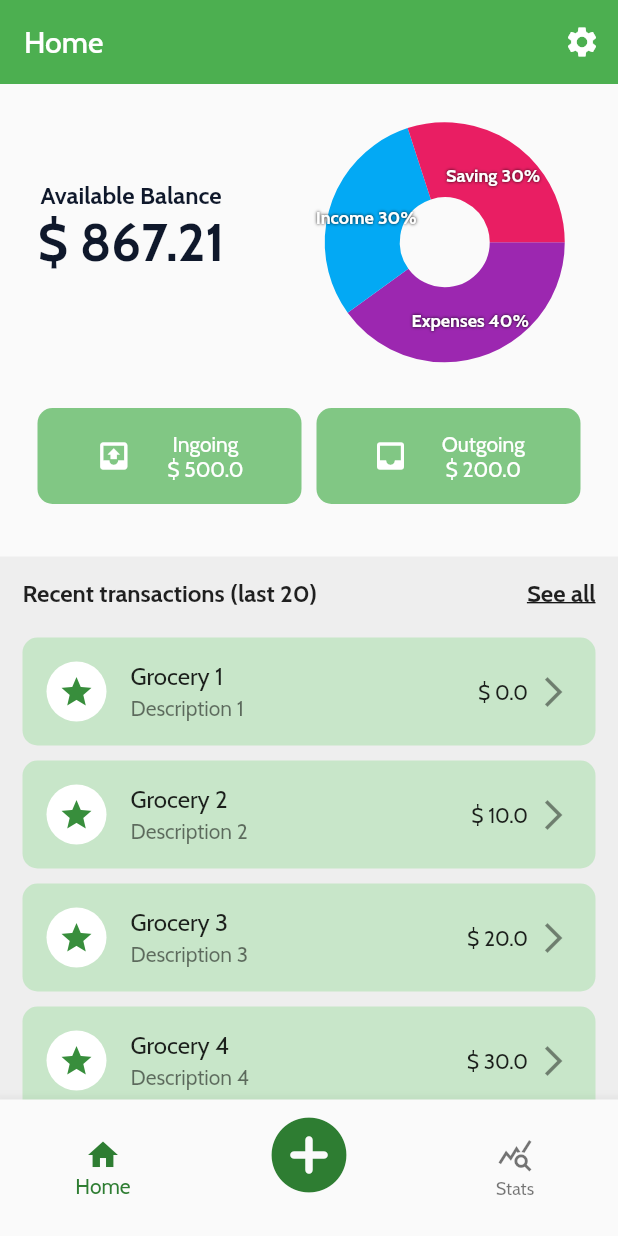
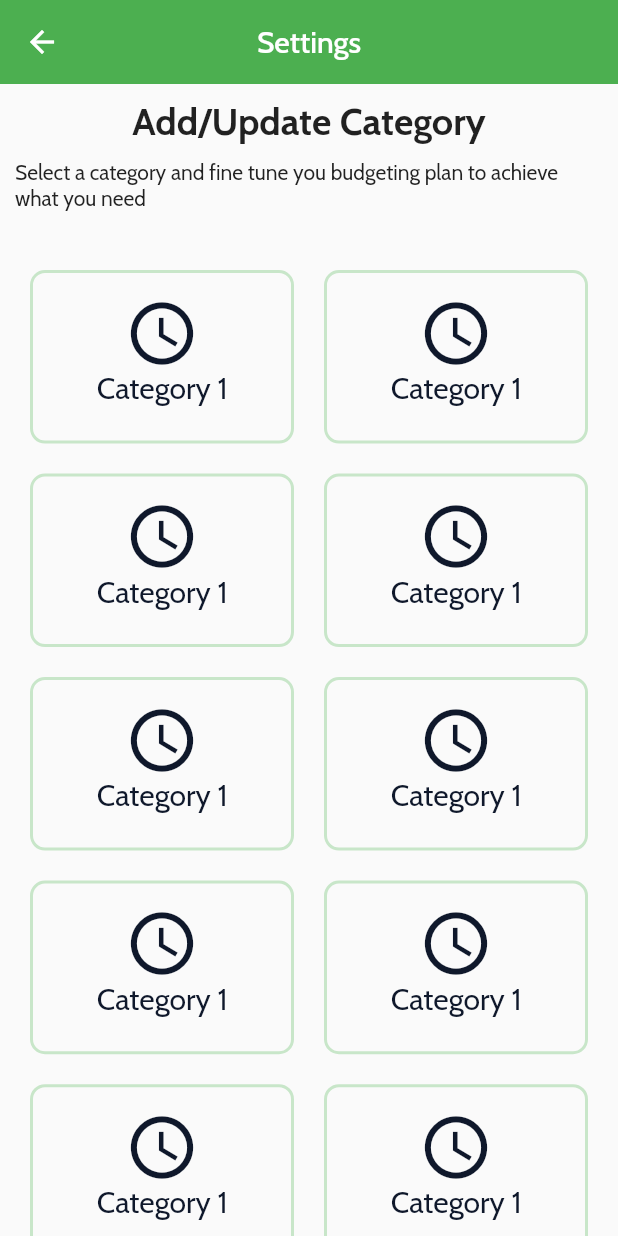
Before and after one commit to captainmio/expenses_management_app, a Flutter app: the screen it shows after launch, after a tap on the "settings" icon, on a phone screen of 412 x 824 dp. Run offline on Flutter 3.47's test engine with Material 2 defaults, Android fonts, the phone set to English and light mode, and no system bars; drawn by our look-alikes of fl_chart; our stand-ins replace google_fonts.

Commit message:
Category screen - not done yet

```diff
--- a/lib/constants/theme_color.dart
+++ b/lib/constants/theme_color.dart
@@ -3,3 +3,5 @@ import 'package:flutter/material.dart';
 Color themeColor = Colors.green[800] as Color;
 
 Color fontColor = const Color(0xFF0F182B);
+
+Color paleGreen = Colors.green[100] as Color;
--- a/lib/screens/home.dart
+++ b/lib/screens/home.dart
@@ -1,4 +1,5 @@
 import 'package:expenses_management_app/models/widgets/pie_chart_model.dart';
+import 'package:expenses_management_app/screens/settings.dart';
 import 'package:expenses_management_app/widgets/app_bar.dart';
 import 'package:expenses_management_app/widgets/chart_piechart.dart';
 import 'package:expenses_management_app/widgets/transaction_item.dart';
@@ -13,7 +14,14 @@ class HomeScreen extends StatelessWidget {
   Widget build(BuildContext context) {
     return Scaffold(
       appBar: CustomAppBar(title: "Home", actions: [
-        IconButton(icon: const Icon(Icons.settings), onPressed: () {}),
+        IconButton(
+            icon: const Icon(Icons.settings),
+            onPressed: () {
+              Navigator.push(
+                context,
+                MaterialPageRoute(builder: (context) => const SettingScreen()),
+              );
+            }),
       ]),
       body: SingleChildScrollView(
         child: bodyContent(),
@@ -48,7 +56,7 @@ class HomeScreen extends StatelessWidget {
         child: Container(
           decoration: BoxDecoration(
             borderRadius: BorderRadius.circular(10),
-            color: Colors.green[100],
+            color: paleGreen,
           ),
           child: TransactionItem(
             title: 'Grocery ${index + 1}',
@@ -103,9 +111,7 @@ class HomeScreen extends StatelessWidget {
     return Column(
       children: [
         Padding(
-          padding: const EdgeInsets.all(15),
-          child: Container(
-            padding: const EdgeInsets.fromLTRB(10, 0, 10, 20),
+          padding: const EdgeInsets.all(20),
           child: Column(
             children: [
               AspectRatio(
@@ -143,11 +149,8 @@ class HomeScreen extends StatelessWidget {
                         alignment: Alignment.topCenter,
                         child: AspectRatio(
                           aspectRatio: 1,
-                            child: Padding(
-                              padding: const EdgeInsets.all(10.0),
                           child: ChartPieChart(
                             objects: obj,
-                              ),
                           ),
                         ),
                       ),
@@ -155,9 +158,7 @@ class HomeScreen extends StatelessWidget {
                   ],
                 ),
               ),
-                Padding(
-                  padding: const EdgeInsets.only(top: 20),
-                  child: Row(
+              Row(
                 children: [
                   detailTile(
                     name: 'Ingoing',
@@ -172,9 +173,7 @@ class HomeScreen extends StatelessWidget {
                   ),
                 ],
               ),
-                )
             ],
-            ),
           ),
         ),
         Container(
--- /dev/null
+++ b/lib/screens/settings.dart
@@ -0,0 +1,61 @@
+import 'package:expenses_management_app/widgets/category_box.dart';
+import 'package:flutter/material.dart';
+
+import '../widgets/app_bar.dart';
+import '../widgets/bottom_navbar.dart';
+
+class SettingScreen extends StatelessWidget {
+  const SettingScreen({super.key});
+
+  @override
+  Widget build(BuildContext context) {
+    return Scaffold(
+      appBar: const CustomAppBar(
+        title: "Settings",
+        center: true,
+      ),
+      body: SingleChildScrollView(
+        child: Padding(
+          padding: const EdgeInsets.all(10),
+          child: Column(
+            children: [
+              const Text(
+                "Add/Update Category",
+                style: TextStyle(
+                  fontSize: 25,
+                  fontWeight: FontWeight.bold,
+                ),
+                textAlign: TextAlign.start,
+              ),
+              const SizedBox(
+                height: 10,
+              ),
+              const Text(
+                "Select a category and fine tune you budgeting plan to achieve what you need",
+                textAlign: TextAlign.start,
+              ),
+              const SizedBox(
+                height: 30,
+              ),
+              SizedBox(
+                height: MediaQuery.of(context).size.height,
+                child: GridView.count(
+                  crossAxisCount: 2,
+                  childAspectRatio: 13 / 9,
+                  physics: NeverScrollableScrollPhysics(),
+                  children: List.generate(
+                    15,
+                    (index) => const Padding(
+                      padding: EdgeInsets.all(10),
+                      child: CategoryBox(),
+                    ),
+                  ),
+                ),
+              )
+            ],
+          ),
+        ),
+      ),
+    );
+  }
+}
--- /dev/null
+++ b/lib/widgets/category_box.dart
@@ -0,0 +1,37 @@
+import 'package:expenses_management_app/constants/theme_color.dart';
+import 'package:flutter/material.dart';
+
+class CategoryBox extends StatelessWidget {
+  const CategoryBox({super.key});
+
+  @override
+  Widget build(BuildContext context) {
+    return Container(
+      padding: const EdgeInsets.all(15),
+      decoration: BoxDecoration(
+        borderRadius: const BorderRadius.all(Radius.circular(10)),
+        border: Border.all(
+          color: paleGreen,
+          width: 2.0,
+        ),
+        // color: ,
+      ),
+      child: Column(
+        children: [
+          Icon(
+            Icons.access_time_sharp,
+            size: 50,
+            color: fontColor,
+          ),
+          Text(
+            'Category 1',
+            style: TextStyle(
+              fontSize: 20,
+              color: fontColor,
+            ),
+          )
+        ],
+      ),
+    );
+  }
+}
```
Lines whose indentation alone changed are shown as unchanged.
